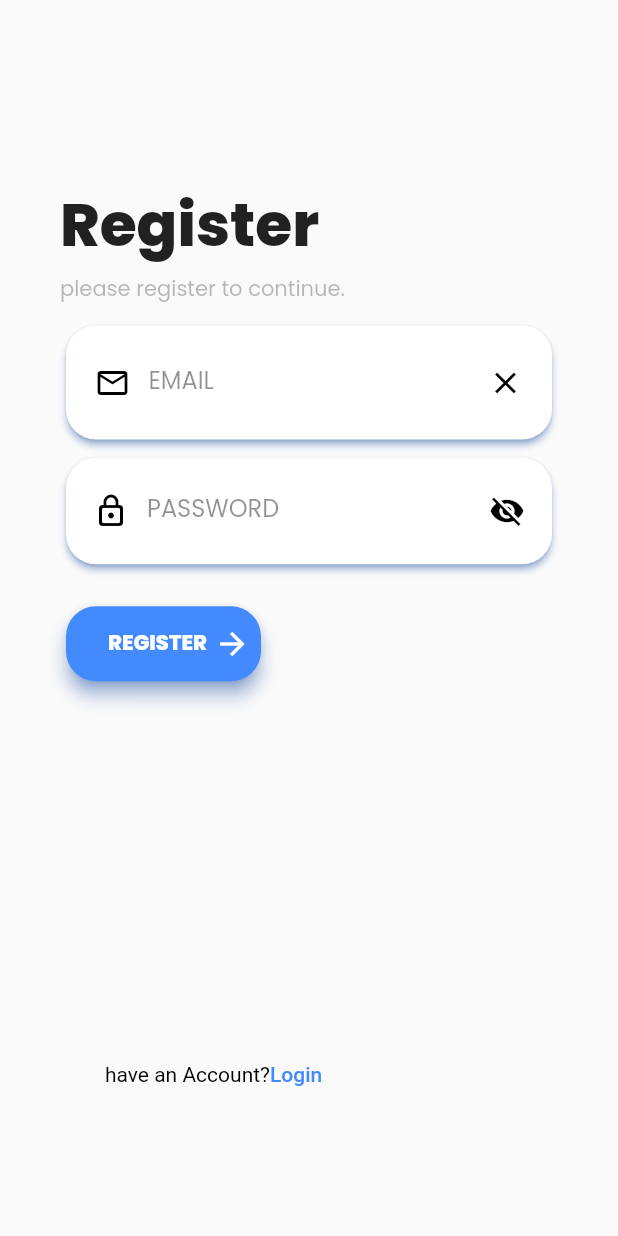
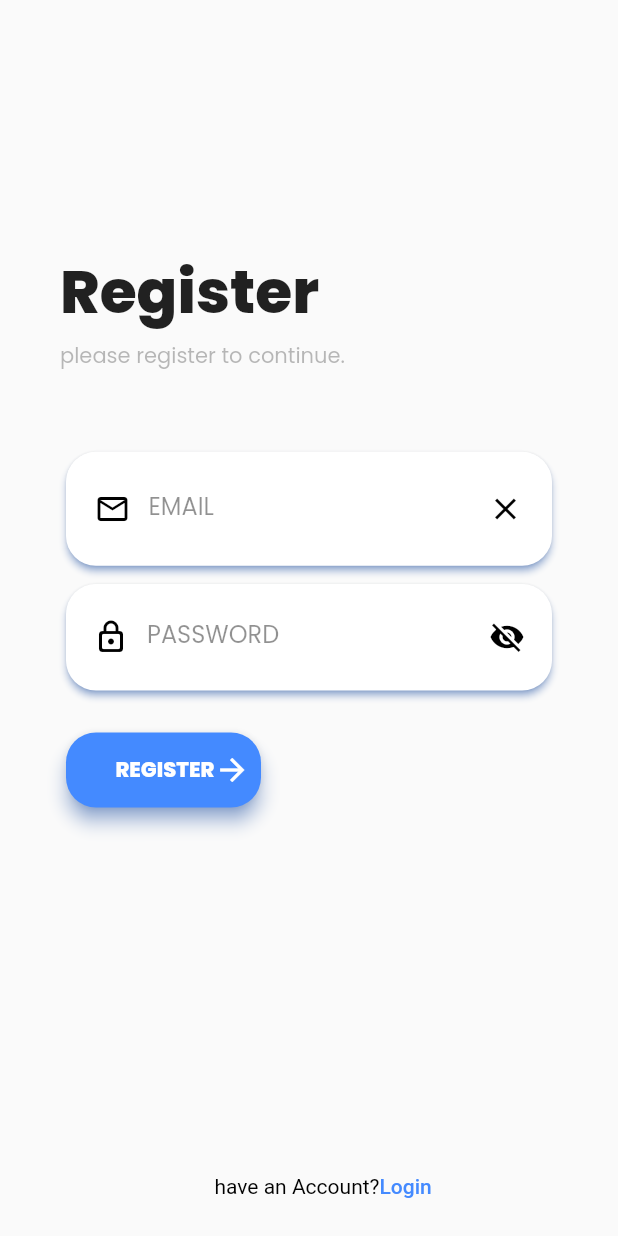
Before and after one commit to wolf1729/notesapp, a Flutter app: the registrationview screen opened by its route, on a phone screen of 412 x 824 dp. Run offline on Flutter 3.47's test engine with Material 2 defaults, Android fonts, the phone set to English and light mode, and no system bars; our stand-ins replace cloud_firestore, firebase_auth, firebase_core, google_fonts; accounts and stored records are empty.

Commit message:
Update registerview.dart

```diff
--- a/lib/views/registerview.dart
+++ b/lib/views/registerview.dart
@@ -32,7 +32,7 @@ class _registrationviewState extends State<registrationview> {
             body: Form(
                 key: _formKey,
                 child: Padding(
-                  padding: const EdgeInsets.fromLTRB(40, 120, 40, 0),
+                  padding: const EdgeInsets.fromLTRB(40, MediaQuery.of(context).size.height * 0.2, 40, 0),
                   child: Column(
                     crossAxisAlignment: CrossAxisAlignment.start,
                     // mainAxisAlignment: MainAxisAlignment.center,
@@ -44,7 +44,7 @@ class _registrationviewState extends State<registrationview> {
                           //     fontSize: 35, fontWeight: FontWeight.w800),
                           ),
                       Padding(
-                        padding: const EdgeInsets.fromLTRB(0, 2, 0, 10),
+                        padding: const EdgeInsets.fromLTRB(0, 2, 0, MediaQuery.of(context).size.height * 0.06),
                         child: Text(
                           "please register to continue.",
                           style: GoogleFonts.poppins(
@@ -162,7 +162,7 @@ class _registrationviewState extends State<registrationview> {
                               child: Row(
                                 children: [
                                   Padding(
-                                    padding: EdgeInsets.fromLTRB(28, 0, 5, 0),
+                                    padding: EdgeInsets.fromLTRB(MediaQuery.of(context).size.height * 0.04, 0, 0, 0),
                                     child: Text(
                                       "REGISTER",
                                       style: GoogleFonts.poppins(
@@ -184,7 +184,7 @@ class _registrationviewState extends State<registrationview> {
                       ),
                       Spacer(),
                       Padding(
-                        padding: const EdgeInsets.fromLTRB(30, 0, 0, 100),
+                        padding: const EdgeInsets.fromLTRB(MediaQuery.of(context).size.width * 0.25, 0, 0, MediaQuery.of(context).size.width * 0.06),
                         child: GestureDetector(
                           onTap: () {
                             Navigator.of(context).pushNamedAndRemoveUntil('/login/', (route) => false);
```
